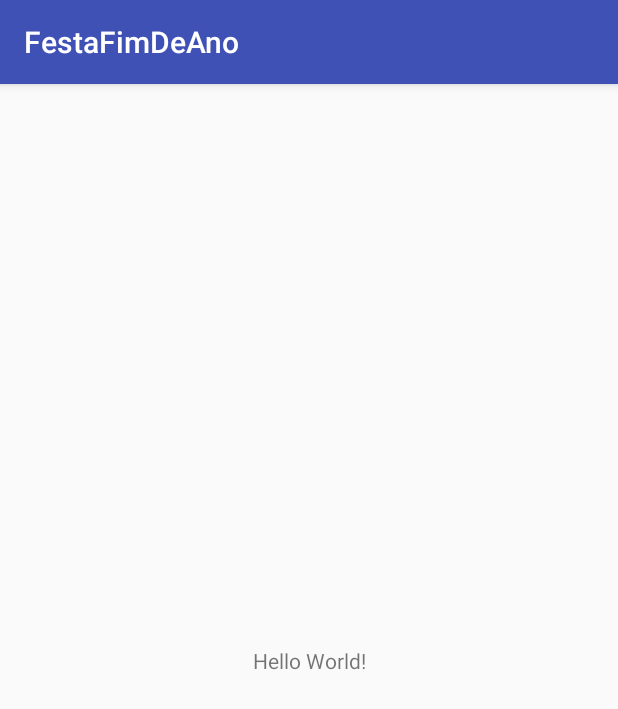
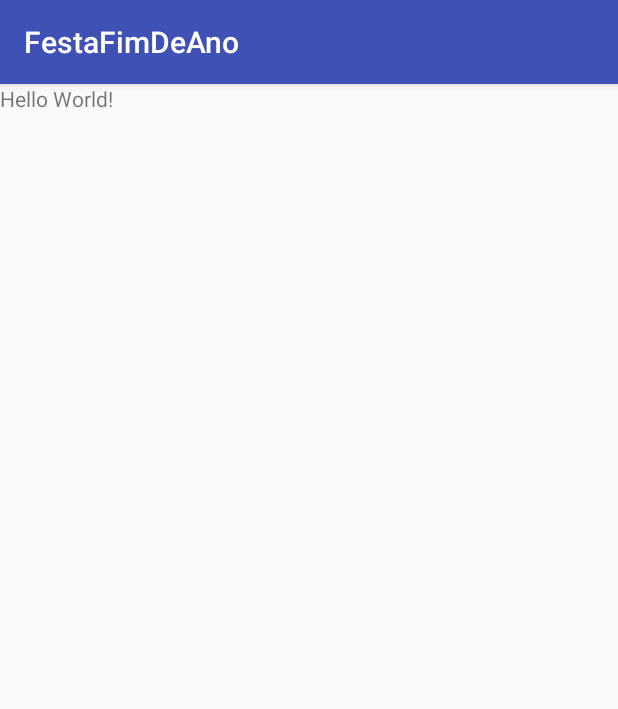
Before and after one commit to cesar-ferreira/Android-FestaFimDeAno, an Android app: the screen it shows after launch (MainActivity), on a phone screen of 412 x 824 dp. Shown: the top 709 px of the screen. Run offline under Robolectric (Android 15) with nearby library versions, the phone set to English and light mode, and no system bars.

Commit message:
criando projeto

```diff
--- a/app/src/main/AndroidManifest.xml
+++ b/app/src/main/AndroidManifest.xml
@@ -16,6 +16,7 @@
                 <category android:name="android.intent.category.LAUNCHER" />
             </intent-filter>
         </activity>
+        <activity android:name=".DetailsActivity"></activity>
     </application>
 
 </manifest>
--- a/app/src/main/res/layout/activity_main.xml
+++ b/app/src/main/res/layout/activity_main.xml
@@ -1,5 +1,5 @@
 <?xml version="1.0" encoding="utf-8"?>
-<android.support.constraint.ConstraintLayout xmlns:android="http://schemas.android.com/apk/res/android"
+<LinearLayout xmlns:android="http://schemas.android.com/apk/res/android"
     xmlns:app="http://schemas.android.com/apk/res-auto"
     xmlns:tools="http://schemas.android.com/tools"
     android:layout_width="match_parent"
@@ -9,10 +9,6 @@
     <TextView
         android:layout_width="wrap_content"
         android:layout_height="wrap_content"
-        android:text="Hello World!"
-        app:layout_constraintBottom_toBottomOf="parent"
-        app:layout_constraintLeft_toLeftOf="parent"
-        app:layout_constraintRight_toRightOf="parent"
-        app:layout_constraintTop_toTopOf="parent" />
+        android:text="Hello World!"/>
 
-</android.support.constraint.ConstraintLayout>
+</LinearLayout>
```
Also changed, not shown: app/src/main/java/com/example/cesar/festafimdeano/DetailsActivity.java (added, +13 -0 lines), app/src/main/res/layout/activity_details.xml (added, +9 -0 lines).
